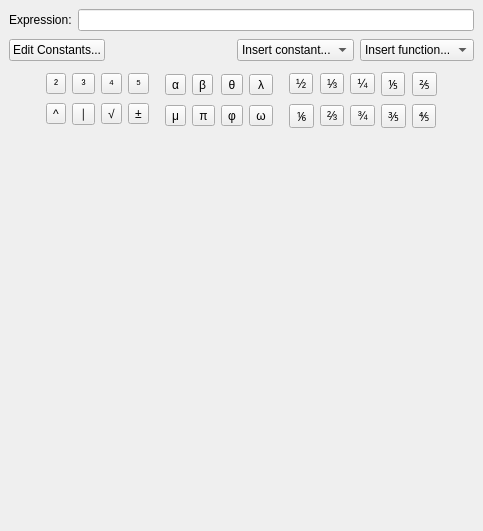
The window that kmplot/equationeditor.ui (KDE/kmplot) describes before a commit, drawn with Qt 5.
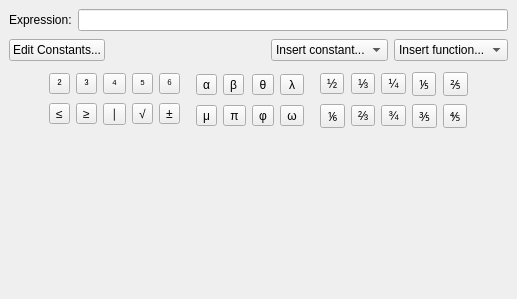
The same window after the commit. Custom widgets are drawn as their Qt base class.

Commit message: Can now use <,>,<=,>= (and unicode equivalents) in expressions, e.g. "y = x > 1" will draw a step starting at x=1.

```diff
--- a/kmplot/equationeditor.ui
+++ b/kmplot/equationeditor.ui
@@ -5,8 +5,8 @@
    <rect>
     <x>0</x>
     <y>0</y>
-    <width>483</width>
-    <height>531</height>
+    <width>517</width>
+    <height>299</height>
    </rect>
   </property>
   <property name="windowTitle" >
@@ -102,7 +102,7 @@
        </property>
        <property name="sizeHint" >
         <size>
-         <width>43</width>
+         <width>16</width>
          <height>60</height>
         </size>
        </property>
@@ -116,43 +116,6 @@
        <property name="spacing" >
         <number>6</number>
        </property>
-       <item row="0" column="1" >
-        <widget class="QToolButton" name="toolButton_4" >
-         <property name="sizePolicy" >
-          <sizepolicy>
-           <hsizetype>7</hsizetype>
-           <vsizetype>0</vsizetype>
-           <horstretch>0</horstretch>
-           <verstretch>0</verstretch>
-          </sizepolicy>
-         </property>
-         <property name="text" >
-          <string>³</string>
-         </property>
-        </widget>
-       </item>
-       <item row="1" column="3" >
-        <widget class="QToolButton" name="toolButton_26" >
-         <property name="text" >
-          <string>±</string>
-         </property>
-        </widget>
-       </item>
-       <item row="0" column="3" >
-        <widget class="QToolButton" name="toolButton_25" >
-         <property name="sizePolicy" >
-          <sizepolicy>
-           <hsizetype>7</hsizetype>
-           <vsizetype>0</vsizetype>
-           <horstretch>0</horstretch>
-           <verstretch>0</verstretch>
-          </sizepolicy>
-         </property>
-         <property name="text" >
-          <string>⁵</string>
-         </property>
-        </widget>
-       </item>
        <item row="0" column="0" >
         <widget class="QToolButton" name="toolButton_3" >
          <property name="sizePolicy" >
@@ -168,14 +131,51 @@
          </property>
         </widget>
        </item>
-       <item row="1" column="2" >
+       <item row="1" column="4" >
+        <widget class="QToolButton" name="toolButton_26" >
+         <property name="text" >
+          <string>±</string>
+         </property>
+        </widget>
+       </item>
+       <item row="0" column="4" >
+        <widget class="QToolButton" name="toolButton_28" >
+         <property name="sizePolicy" >
+          <sizepolicy>
+           <hsizetype>7</hsizetype>
+           <vsizetype>0</vsizetype>
+           <horstretch>0</horstretch>
+           <verstretch>0</verstretch>
+          </sizepolicy>
+         </property>
+         <property name="text" >
+          <string>⁶</string>
+         </property>
+        </widget>
+       </item>
+       <item row="1" column="3" >
         <widget class="QToolButton" name="toolButton_20" >
          <property name="text" >
           <string>√</string>
          </property>
         </widget>
        </item>
-       <item row="1" column="1" >
+       <item row="0" column="1" >
+        <widget class="QToolButton" name="toolButton_4" >
+         <property name="sizePolicy" >
+          <sizepolicy>
+           <hsizetype>7</hsizetype>
+           <vsizetype>0</vsizetype>
+           <horstretch>0</horstretch>
+           <verstretch>0</verstretch>
+          </sizepolicy>
+         </property>
+         <property name="text" >
+          <string>³</string>
+         </property>
+        </widget>
+       </item>
+       <item row="1" column="2" >
         <widget class="QToolButton" name="toolButton_18" >
          <property name="sizePolicy" >
           <sizepolicy>
@@ -190,6 +190,35 @@
          </property>
         </widget>
        </item>
+       <item row="1" column="1" >
+        <widget class="QToolButton" name="toolButton_19" >
+         <property name="text" >
+          <string>≥</string>
+         </property>
+        </widget>
+       </item>
+       <item row="1" column="0" >
+        <widget class="QToolButton" name="toolButton_27" >
+         <property name="text" >
+          <string>≤</string>
+         </property>
+        </widget>
+       </item>
+       <item row="0" column="3" >
+        <widget class="QToolButton" name="toolButton_25" >
+         <property name="sizePolicy" >
+          <sizepolicy>
+           <hsizetype>7</hsizetype>
+           <vsizetype>0</vsizetype>
+           <horstretch>0</horstretch>
+           <verstretch>0</verstretch>
+          </sizepolicy>
+         </property>
+         <property name="text" >
+          <string>⁵</string>
+         </property>
+        </widget>
+       </item>
        <item row="0" column="2" >
         <widget class="QToolButton" name="toolButton_5" >
          <property name="sizePolicy" >
@@ -205,13 +234,6 @@
          </property>
         </widget>
        </item>
-       <item row="1" column="0" >
-        <widget class="QToolButton" name="toolButton_19" >
-         <property name="text" >
-          <string>^</string>
-         </property>
-        </widget>
-       </item>
       </layout>
      </item>
      <item>
@@ -431,7 +453,7 @@
        </property>
        <property name="sizeHint" >
         <size>
-         <width>43</width>
+         <width>16</width>
          <height>60</height>
         </size>
        </property>
@@ -446,8 +468,8 @@
      </property>
      <property name="sizeHint" >
       <size>
-       <width>321</width>
-       <height>191</height>
+       <width>465</width>
+       <height>171</height>
       </size>
      </property>
     </spacer>
@@ -455,6 +477,11 @@
   </layout>
  </widget>
  <customwidgets>
+  <customwidget>
+   <class>EquationEdit</class>
+   <extends>KLineEdit</extends>
+   <header>equationedit.h</header>
+  </customwidget>
   <customwidget>
    <class>KComboBox</class>
    <extends>QComboBox</extends>
@@ -465,11 +492,6 @@
    <extends>QLineEdit</extends>
    <header>klineedit.h</header>
   </customwidget>
-  <customwidget>
-   <class>EquationEdit</class>
-   <extends>KLineEdit</extends>
-   <header>equationedit.h</header>
-  </customwidget>
  </customwidgets>
  <resources/>
  <connections/>
```
The commit also changes 2 other files.
